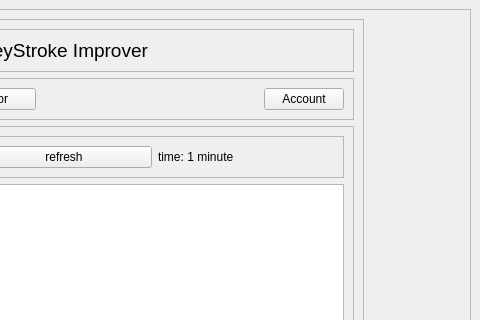
Old version of the form practice.ui in the repository Prakash5209/typing_tutor; both pictures show x 352 to 832 and y 0 to 320 of the 832 by 553 pixel window.
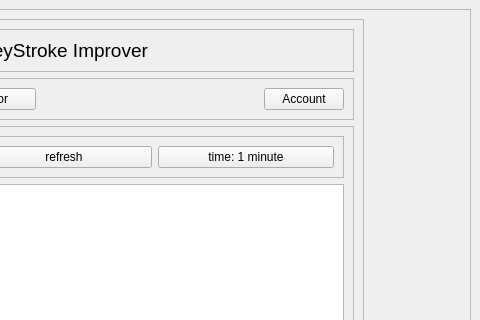
New version of the form.

Commit message: gui offline part is done

```diff
--- a/practice.ui
+++ b/practice.ui
@@ -186,7 +186,7 @@
                   </widget>
                  </item>
                  <item>
-                  <widget class="QLabel" name="label_3">
+                  <widget class="QPushButton" name="label_3">
                    <property name="text">
                     <string>time: 1 minute</string>
                    </property>
```
Lines whose indentation alone changed are shown as unchanged. The commit also changes 3 other files.
